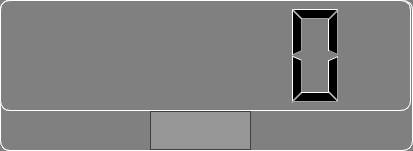
Old version of the form UI.ui in the repository ccs96307/NightyTimer.
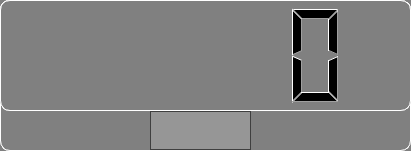
New version of the form.

Diff of the .ui file:
```diff
--- a/UI.ui
+++ b/UI.ui
@@ -6,7 +6,7 @@
    <rect>
     <x>0</x>
     <y>0</y>
-    <width>413</width>
+    <width>411</width>
     <height>151</height>
    </rect>
   </property>
```
